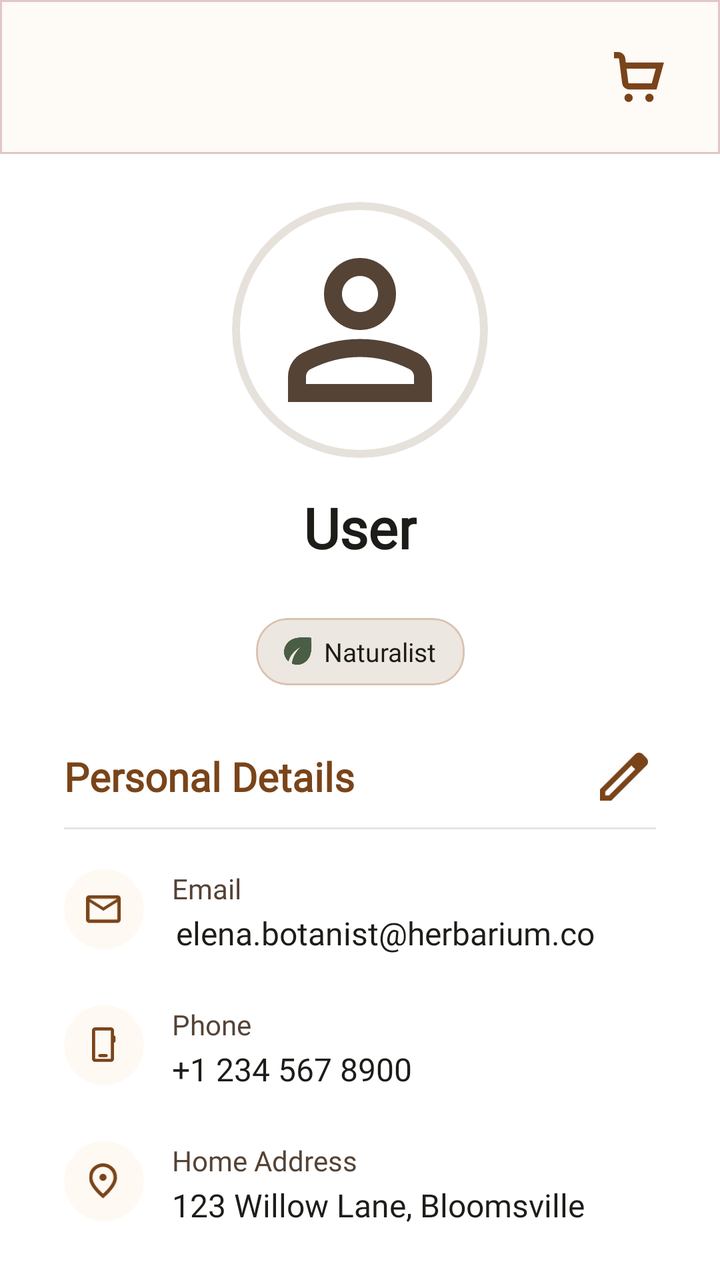
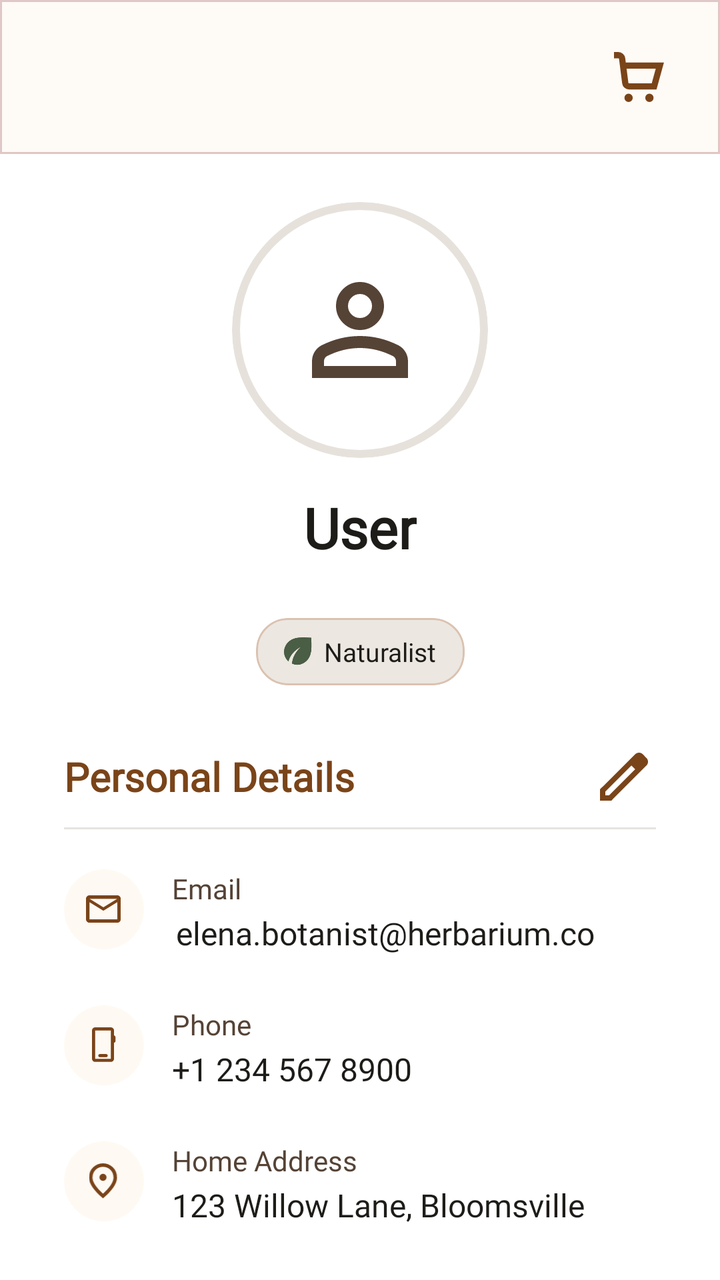

Two renders of the same Android screen: before a commit and after it. Below are the layout's source before the change and the commit's diff.
<!-- AndroidManifest.xml: application theme Theme.PersonalMidterm -->
<!-- res/layout/fragment_profile.xml -->
<?xml version="1.0" encoding="utf-8"?>
<androidx.constraintlayout.widget.ConstraintLayout xmlns:android="http://schemas.android.com/apk/res/android"
    xmlns:app="http://schemas.android.com/apk/res-auto"
    android:layout_width="match_parent"
    android:layout_height="match_parent"
    xmlns:tools="http://schemas.android.com/tools">

    
    <include
        android:id="@+id/header"
        layout="@layout/layout_app_header"
        app:layout_constraintEnd_toEndOf="parent"
        app:layout_constraintStart_toStartOf="parent"
        app:layout_constraintTop_toTopOf="parent" />

    <androidx.core.widget.NestedScrollView
        android:layout_width="0dp"
        android:layout_height="0dp"
        android:fillViewport="true"
        app:layout_constraintTop_toBottomOf="@id/header"
        app:layout_constraintStart_toStartOf="parent"
        app:layout_constraintEnd_toEndOf="parent"
        app:layout_constraintBottom_toBottomOf="parent">

        <androidx.constraintlayout.widget.ConstraintLayout
            android:layout_width="match_parent"
            android:layout_height="wrap_content"
            android:paddingHorizontal="32dp"
            android:paddingBottom="24dp">

            
            <com.google.android.material.card.MaterialCardView
                android:id="@+id/profile_photo_bg"
                android:layout_width="128dp"
                android:layout_height="128dp"
                android:layout_marginTop="24dp"
                app:cardCornerRadius="9999dp"
                app:cardElevation="0dp"
                app:strokeWidth="4dp"
                app:strokeColor="#E6E2DB"
                app:layout_constraintStart_toStartOf="parent"
                app:layout_constraintEnd_toEndOf="parent"
                app:layout_constraintTop_toTopOf="parent">

                <ImageView
                    android:id="@+id/iv_profile_photo"
                    android:layout_width="match_parent"
                    android:layout_height="match_parent"
                    android:scaleType="fitCenter"
                    android:padding="28dp"
                    android:src="@drawable/profile" />

            </com.google.android.material.card.MaterialCardView>

            
            <com.google.android.material.card.MaterialCardView
                android:id="@+id/btn_change_photo"
                android:layout_width="32dp"
                android:layout_height="32dp"
                app:cardCornerRadius="16dp"
                app:cardElevation="2dp"
                app:cardBackgroundColor="@color/theme_brown"
                app:strokeColor="#E6E2DB"
                app:strokeWidth="2dp"
                android:visibility="gone"
                app:layout_constraintEnd_toEndOf="@id/profile_photo_bg"
                app:layout_constraintBottom_toBottomOf="@id/profile_photo_bg"
                tools:visibility="visible">

                <ImageView
                    android:layout_width="16dp"
                    android:layout_height="16dp"
                    android:layout_gravity="center"
                    android:src="@drawable/ic_plus"
                    app:tint="@color/white" />

            </com.google.android.material.card.MaterialCardView>

            
            <TextView
                android:id="@+id/tv_profile_name"
                android:layout_width="wrap_content"
                android:layout_height="wrap_content"
                android:layout_marginTop="16dp"
                android:fontFamily="@font/playfairdisplay_bold"
                android:text="User"
                android:textColor="@color/text_primary"
                android:textSize="28sp"
                android:textStyle="bold"
                app:layout_constraintStart_toStartOf="parent"
                app:layout_constraintEnd_toEndOf="parent"
                app:layout_constraintTop_toBottomOf="@id/profile_photo_bg" />

            <com.google.android.material.textfield.TextInputEditText
                android:id="@+id/et_profile_name"
                android:layout_width="wrap_content"
                android:layout_height="wrap_content"
                android:layout_marginTop="16dp"
                android:background="@drawable/bg_edit_underline"
                android:fontFamily="@font/playfairdisplay_bold"
                android:gravity="center"
                android:hint="Name"
                android:inputType="textPersonName"
                android:paddingHorizontal="8dp"
                android:text="User"
                android:textColor="@color/text_primary"
                android:textColorHint="@color/text_secondary"
                android:textSize="28sp"
                android:textStyle="bold"
                android:visibility="gone"
                app:layout_constraintStart_toStartOf="parent"
                app:layout_constraintEnd_toEndOf="parent"
                app:layout_constraintTop_toBottomOf="@id/profile_photo_bg"
                tools:visibility="visible" />

            <com.google.android.material.card.MaterialCardView
                android:id="@+id/tag_badge_bg"
                android:layout_width="wrap_content"
                android:layout_height="wrap_content"
                android:layout_marginTop="80dp"
                app:cardCornerRadius="16dp"
                app:cardElevation="0dp"
                app:cardBackgroundColor="#ECE7E1"
                app:strokeColor="#DBC2B0"
                app:strokeWidth="1dp"
                app:layout_constraintStart_toStartOf="parent"
                app:layout_constraintEnd_toEndOf="parent"
                app:layout_constraintTop_toBottomOf="@id/profile_photo_bg">

                <LinearLayout
                    android:layout_width="wrap_content"
                    android:layout_height="wrap_content"
                    android:gravity="center_vertical"
                    android:orientation="horizontal"
                    android:paddingHorizontal="14dp"
                    android:paddingVertical="8dp">

                    <ImageView
                        android:id="@+id/iv_tag_icon"
                        android:layout_width="14dp"
                        android:layout_height="14dp"
                        android:src="@drawable/ic_leaf"
                        app:tint="@color/theme_green_badge" />

                    <TextView
                        android:id="@+id/tv_tag_label"
                        android:layout_width="wrap_content"
                        android:layout_height="wrap_content"
                        android:layout_marginStart="6dp"
                        android:fontFamily="@font/manrope_bold"
                        android:text="Naturalist"
                        android:textColor="@color/text_primary"
                        android:textSize="13sp" />

                </LinearLayout>
            </com.google.android.material.card.MaterialCardView>

            
            <TextView
                android:id="@+id/tv_details_title"
                android:layout_width="0dp"
                android:layout_height="wrap_content"
                android:layout_marginTop="32dp"
                android:fontFamily="@font/playfairdisplay_bold"
                android:text="Personal Details"
                android:textColor="@color/theme_brown"
                android:textSize="20sp"
                android:textStyle="bold"
                app:layout_constraintStart_toStartOf="parent"
                app:layout_constraintEnd_toStartOf="@id/btn_edit_details"
                app:layout_constraintTop_toBottomOf="@id/tag_badge_bg" />

            
            <ImageButton
                android:id="@+id/btn_edit_details"
                android:layout_width="32dp"
                android:layout_height="32dp"
                android:background="@android:color/transparent"
                android:src="@drawable/ic_edit_pencil"
                app:tint="@color/theme_brown"
                android:visibility="visible"
                app:layout_constraintEnd_toEndOf="parent"
                app:layout_constraintTop_toTopOf="@id/tv_details_title"
                app:layout_constraintBottom_toBottomOf="@id/tv_details_title" />

            
            <ImageButton
                android:id="@+id/btn_save_details"
                android:layout_width="32dp"
                android:layout_height="32dp"
                android:background="@android:color/transparent"
                android:src="@drawable/ic_check"
                android:visibility="gone"
                android:scaleType="fitCenter"
                app:tint="@color/theme_brown"
                app:layout_constraintEnd_toEndOf="parent"
                app:layout_constraintTop_toTopOf="@id/tv_details_title"
                app:layout_constraintBottom_toBottomOf="@id/tv_details_title" />

            <View
                android:id="@+id/details_divider"
                android:layout_width="0dp"
                android:layout_height="1dp"
                android:layout_marginTop="12dp"
                android:background="@color/divider_light"
                app:layout_constraintStart_toStartOf="parent"
                app:layout_constraintEnd_toEndOf="parent"
                app:layout_constraintTop_toBottomOf="@id/tv_details_title" />

            
            <com.google.android.material.card.MaterialCardView
                android:id="@+id/icon_bg_email"
                android:layout_width="40dp"
                android:layout_height="40dp"
                android:layout_marginTop="20dp"
                app:cardCornerRadius="20dp"
                app:cardElevation="0dp"
                app:cardBackgroundColor="@color/card_cream"
                app:layout_constraintStart_toStartOf="parent"
                app:layout_constraintTop_toBottomOf="@id/details_divider">

                <ImageView
                    android:layout_width="18dp"
                    android:layout_height="18dp"
                    android:layout_gravity="center"
                    android:src="@drawable/ic_mail"
                    app:tint="@color/theme_brown" />

            </com.google.android.material.card.MaterialCardView>

            <TextView
                android:id="@+id/tv_email_label"
                android:layout_width="0dp"
                android:layout_height="wrap_content"
                android:layout_marginStart="14dp"
                android:fontFamily="@font/manrope_bold"
                android:text="Email"
                android:textColor="@color/text_secondary"
                android:textSize="14sp"
                app:layout_constraintStart_toEndOf="@id/icon_bg_email"
                app:layout_constraintEnd_toEndOf="parent"
                app:layout_constraintTop_toTopOf="@id/icon_bg_email" />

            <TextView
                android:id="@+id/tv_email_value"
                android:layout_width="0dp"
                android:layout_height="wrap_content"
                android:layout_marginStart="16dp"
                android:layout_marginTop="2dp"
                android:fontFamily="@font/manrope_regular"
                android:text="elena.botanist@herbarium.co"
                android:textColor="@color/text_primary"
                android:textSize="16sp"
                app:layout_constraintStart_toEndOf="@id/icon_bg_email"
                app:layout_constraintEnd_toEndOf="parent"
                app:layout_constraintTop_toBottomOf="@id/tv_email_label" />

            <com.google.android.material.textfield.TextInputEditText
                android:id="@+id/et_email_value"
                android:layout_width="0dp"
                android:layout_height="wrap_content"
                android:layout_marginStart="16dp"
                android:layout_marginTop="2dp"
                android:background="@drawable/bg_edit_underline"
                android:fontFamily="@font/manrope_regular"
                android:hint="Email"
                android:inputType="textEmailAddress"
                android:padding="0dp"
                android:text="elena.botanist@herbarium.co"
                android:textColor="@color/text_primary"
                android:textColorHint="@color/text_secondary"
                android:textSize="16sp"
                android:visibility="gone"
                app:layout_constraintStart_toEndOf="@id/icon_bg_email"
                app:layout_constraintEnd_toEndOf="parent"
                app:layout_constraintTop_toBottomOf="@id/tv_email_label"
                tools:visibility="visible" />

            
            <com.google.android.material.card.MaterialCardView
                android:id="@+id/icon_bg_phone"
                android:layout_width="40dp"
                android:layout_height="40dp"
                android:layout_marginTop="28dp"
                app:cardCornerRadius="20dp"
                app:cardElevation="0dp"
                app:cardBackgroundColor="@color/card_cream"
                app:layout_constraintStart_toStartOf="parent"
                app:layout_constraintTop_toBottomOf="@id/icon_bg_email">

                <ImageView
                    android:layout_width="18dp"
                    android:layout_height="18dp"
                    android:layout_gravity="center"
                    android:src="@drawable/ic_phone"
                    app:tint="@color/theme_brown" />

            </com.google.android.material.card.MaterialCardView>

            <TextView
                android:id="@+id/tv_phone_label"
                android:layout_width="0dp"
                android:layout_height="wrap_content"
                android:layout_marginStart="14dp"
                android:fontFamily="@font/manrope_bold"
                android:text="Phone"
                android:textColor="@color/text_secondary"
                android:textSize="14sp"
                app:layout_constraintStart_toEndOf="@id/icon_bg_phone"
                app:layout_constraintEnd_toEndOf="parent"
                app:layout_constraintTop_toTopOf="@id/icon_bg_phone" />

            <TextView
                android:id="@+id/tv_phone_value"
                android:layout_width="0dp"
                android:layout_height="wrap_content"
                android:layout_marginStart="14dp"
                android:layout_marginTop="2dp"
                android:fontFamily="@font/manrope_regular"
                android:text="+1 234 567 8900"
                android:textColor="@color/text_primary"
                android:textSize="16sp"
                app:layout_constraintStart_toEndOf="@id/icon_bg_phone"
                app:layout_constraintEnd_toEndOf="parent"
                app:layout_constraintTop_toBottomOf="@id/tv_phone_label" />

            <com.google.android.material.textfield.TextInputEditText
                android:id="@+id/et_phone_value"
                android:layout_width="0dp"
                android:layout_height="wrap_content"
                android:layout_marginStart="14dp"
                android:layout_marginTop="2dp"
                android:background="@drawable/bg_edit_underline"
                android:fontFamily="@font/manrope_regular"
                android:hint="Phone"
                android:inputType="phone"
                android:padding="0dp"
                android:text="+1 234 567 8900"
                android:textColor="@color/text_primary"
                android:textColorHint="@color/text_secondary"
                android:textSize="16sp"
                android:visibility="gone"
                app:layout_constraintStart_toEndOf="@id/icon_bg_phone"
                app:layout_constraintEnd_toEndOf="parent"
                app:layout_constraintTop_toBottomOf="@id/tv_phone_label"
                tools:visibility="visible" />

            
            <com.google.android.material.card.MaterialCardView
                android:id="@+id/icon_bg_address"
                android:layout_width="40dp"
                android:layout_height="40dp"
                android:layout_marginTop="28dp"
                app:cardCornerRadius="20dp"
                app:cardElevation="0dp"
                app:cardBackgroundColor="@color/card_cream"
                app:layout_constraintStart_toStartOf="parent"
                app:layout_constraintTop_toBottomOf="@id/icon_bg_phone"
                app:layout_constraintBottom_toBottomOf="parent"
                app:layout_constraintVertical_bias="0">

                <ImageView
                    android:layout_width="18dp"
                    android:layout_height="18dp"
                    android:layout_gravity="center"
                    android:src="@drawable/ic_pin"
                    app:tint="@color/theme_brown" />

            </com.google.android.material.card.MaterialCardView>

            <TextView
                android:id="@+id/tv_address_label"
                android:layout_width="0dp"
                android:layout_height="wrap_content"
                android:layout_marginStart="14dp"
                android:fontFamily="@font/manrope_bold"
                android:text="Home Address"
                android:textColor="@color/text_secondary"
                android:textSize="14sp"
                app:layout_constraintStart_toEndOf="@id/icon_bg_address"
                app:layout_constraintEnd_toEndOf="parent"
                app:layout_constraintTop_toTopOf="@id/icon_bg_address" />

            <TextView
                android:id="@+id/tv_address_value"
                android:layout_width="0dp"
                android:layout_height="wrap_content"
                android:layout_marginStart="14dp"
                android:layout_marginTop="2dp"
                android:fontFamily="@font/manrope_regular"
                android:text="123 Willow Lane, Bloomsville"
                android:textColor="@color/text_primary"
                android:textSize="16sp"
                app:layout_constraintStart_toEndOf="@id/icon_bg_address"
                app:layout_constraintEnd_toEndOf="parent"
                app:layout_constraintTop_toBottomOf="@id/tv_address_label" />

            <com.google.android.material.textfield.TextInputEditText
                android:id="@+id/et_address_value"
                android:layout_width="0dp"
                android:layout_height="wrap_content"
                android:layout_marginStart="14dp"
                android:layout_marginTop="2dp"
                android:background="@drawable/bg_edit_underline"
                android:fontFamily="@font/manrope_regular"
                android:hint="Home Address"
                android:inputType="textPostalAddress"
                android:padding="0dp"
                android:text="123 Willow Lane, Bloomsville"
                android:textColor="@color/text_primary"
                android:textColorHint="@color/text_secondary"
                android:textSize="16sp"
                android:visibility="gone"
                app:layout_constraintStart_toEndOf="@id/icon_bg_address"
                app:layout_constraintEnd_toEndOf="parent"
                app:layout_constraintTop_toBottomOf="@id/tv_address_label"
                tools:visibility="visible" />

        </androidx.constraintlayout.widget.ConstraintLayout>
    </androidx.core.widget.NestedScrollView>

</androidx.constraintlayout.widget.ConstraintLayout>
<!-- res/layout/layout_app_header.xml (included above) -->
<?xml version="1.0" encoding="utf-8"?>
<androidx.constraintlayout.widget.ConstraintLayout xmlns:android="http://schemas.android.com/apk/res/android"
    xmlns:app="http://schemas.android.com/apk/res-auto"
    android:layout_width="match_parent"
    android:layout_height="wrap_content"
    android:padding="16dp"
    android:background="@drawable/bg_header">

    <ImageView
        android:id="@+id/back_button"
        android:layout_width="wrap_content"
        android:layout_height="wrap_content"
        android:src="@drawable/ic_back_arrow"
        android:visibility="gone"
        app:layout_constraintBottom_toBottomOf="parent"
        app:layout_constraintStart_toStartOf="parent"
        app:layout_constraintTop_toTopOf="parent" />

    <ImageButton
        android:id="@+id/user_avatar"
        android:layout_width="40dp"
        android:layout_height="40dp"
        android:src="@drawable/profile"
        android:scaleType="fitCenter"
        android:padding="8dp"
        android:backgroundTint="@android:color/transparent"
        android:visibility="gone"
        app:layout_constraintBottom_toBottomOf="parent"
        app:layout_constraintStart_toStartOf="parent"
        app:layout_constraintTop_toTopOf="parent" />

    <LinearLayout
        android:id="@+id/greeting_container"
        android:layout_width="wrap_content"
        android:layout_height="wrap_content"
        android:layout_marginStart="12dp"
        android:orientation="vertical"
        android:visibility="gone"
        app:layout_constraintBottom_toBottomOf="parent"
        app:layout_constraintStart_toEndOf="@id/user_avatar"
        app:layout_constraintTop_toTopOf="parent">

        <TextView
            android:id="@+id/greeting_text"
            android:layout_width="wrap_content"
            android:layout_height="wrap_content"
            android:text="Good Morning,"
            android:textColor="@color/theme_brown"
            android:textStyle="bold"
            android:fontFamily="@font/playfairdisplay_bold"
            android:textSize="18sp" />

        <TextView
            android:id="@+id/greeting_subtitle"
            android:layout_width="wrap_content"
            android:layout_height="wrap_content"
            android:text="Ready for your daily brew?"
            android:textSize="12sp"
            android:fontFamily="@font/manrope_regular" />
    </LinearLayout>

    <TextView
        android:id="@+id/screen_title"
        android:layout_width="wrap_content"
        android:layout_height="wrap_content"
        android:textSize="24sp"
        android:textStyle="bold"
        android:text="Menu"
        android:textColor="@color/theme_brown"
        android:fontFamily="@font/playfairdisplay_bold"
        android:visibility="gone"
        app:layout_constraintBottom_toBottomOf="parent"
        app:layout_constraintEnd_toEndOf="parent"
        app:layout_constraintStart_toStartOf="parent"
        app:layout_constraintTop_toTopOf="parent" />


    <ImageButton
        android:id="@+id/cart_icon"
        android:layout_width="wrap_content"
        android:layout_height="wrap_content"
        android:src="@drawable/ic_cart"
        android:scaleType="fitCenter"
        app:tint="@color/theme_brown"
        android:backgroundTint="@android:color/transparent"
        android:visibility="visible"
        app:layout_constraintBottom_toBottomOf="parent"
        app:layout_constraintEnd_toEndOf="parent"
        app:layout_constraintTop_toTopOf="parent"
        />

    <ImageButton
        android:id="@+id/favorite_icon"
        android:layout_width="wrap_content"
        android:layout_height="wrap_content"
        app:tint="@color/theme_brown"
        android:src="@drawable/ic_full_heart"
        android:backgroundTint="@android:color/transparent"
        android:visibility="gone"
        app:layout_constraintBottom_toBottomOf="parent"
        app:layout_constraintEnd_toStartOf="@id/cart_icon"
        app:layout_constraintTop_toTopOf="parent"
        android:layout_marginEnd="4dp"/>

</androidx.constraintlayout.widget.ConstraintLayout>
<!-- resources referenced by this layout -->
<resources>
  <color name="card_cream">#FEF9F2</color>
  <color name="divider_light">#33887364</color>
  <color name="text_primary">#1D1C18</color>
  <color name="text_secondary">#554336</color>
  <color name="theme_brown">#7A4419</color>
  <color name="theme_green_badge">#4A5D45</color>
  <color name="white">#FFFFFFFF</color>
  <!-- drawable bg_edit_underline (drawable) -->
  <layer-list xmlns:android="http://schemas.android.com/apk/res/android">
      <item android:top="-2dp" android:left="-2dp" android:right="-2dp">
          <shape android:shape="rectangle">
              <solid android:color="@android:color/transparent" />
              <stroke android:width="1dp" android:color="@color/theme_brown" />
          </shape>
      </item>
  </layer-list>
  <!-- drawable bg_header (drawable) -->
  <shape xmlns:android="http://schemas.android.com/apk/res/android">
      <solid android:color="#FEFAF5" />
      <stroke android:color="#519F5255"/>
      <stroke android:width="1dp"/>
  </shape>
  <!-- drawable ic_back_arrow (drawable) -->
  <vector xmlns:android="http://schemas.android.com/apk/res/android"
      android:width="16dp"
      android:height="16dp"
      android:viewportWidth="16"
      android:viewportHeight="16">
    <path
        android:pathData="M3.825,9L9.425,14.6L8,16L0,8L8,0L9.425,1.4L3.825,7H16V9H3.825Z"
        android:fillColor="#8D4B00"/>
  </vector>
  <!-- drawable ic_cart (drawable) -->
  <vector xmlns:android="http://schemas.android.com/apk/res/android"
      android:width="25dp"
      android:height="25dp"
      android:viewportWidth="24"
      android:viewportHeight="24">
    <path
        android:fillColor="#FF000000"
        android:pathData="M7,22m-2,0a2,2 0,1 1,4 0a2,2 0,1 1,-4 0"/>
    <path
        android:fillColor="#FF000000"
        android:pathData="M17,22m-2,0a2,2 0,1 1,4 0a2,2 0,1 1,-4 0"/>
    <path
        android:fillColor="#FF000000"
        android:pathData="M5.654,5 L5.391,2.938A3.328,3.328 0,0 0,2.087 0H0V3H2.087a0.331,0.331 0,0 1,0.326 0.3l1.5,11.759A3.327,3.327 0,0 0,7.217 18H20.4L23.974,5ZM18.112,15H7.217a0.329,0.329 0,0 1,-0.325 -0.3L6.037,8h14Z"/>
  </vector>
  <!-- drawable ic_check (drawable) -->
  <vector xmlns:android="http://schemas.android.com/apk/res/android"
      android:width="57dp"
      android:height="43dp"
      android:viewportWidth="57"
      android:viewportHeight="43">
    <path
        android:pathData="M21.25,42.25L56.5,7L49.5,0L21.25,28.25L7,14L0,21L21.25,42.25Z"
        android:fillColor="#ffffff"/>
  </vector>
  <!-- drawable ic_full_heart (drawable) -->
  <vector xmlns:android="http://schemas.android.com/apk/res/android"
      android:width="24dp"
      android:height="24dp"
      android:viewportWidth="24"
      android:viewportHeight="24">
    <path
        android:fillColor="#FF000000"
        android:pathData="M17.5,0.917a6.4,6.4 0,0 0,-5.5 3.3A6.4,6.4 0,0 0,6.5 0.917,6.8 6.8,0 0,0 0,7.967c0,6.775 10.956,14.6 11.422,14.932l0.578,0.409 0.578,-0.409C13.044,22.569 24,14.742 24,7.967A6.8,6.8 0,0 0,17.5 0.917Z"/>
  </vector>
  <!-- drawable ic_plus (drawable) -->
  <vector xmlns:android="http://schemas.android.com/apk/res/android"
      android:width="11dp"
      android:height="11dp"
      android:viewportWidth="11"
      android:viewportHeight="11">
    <path
        android:pathData="M4.5,6H0V4.5H4.5V0H6V4.5H10.5V6H6V10.5H4.5V6Z"
        android:fillColor="#8D4B00"/>
  </vector>
  <style name="Theme.PersonalMidterm" parent="Theme.MaterialComponents.DayNight.NoActionBar">
          <item name="android:textColorPrimary">@color/text_primary</item>
          <item name="android:textColorSecondary">@color/text_primary</item>
          
          <item name="android:statusBarColor">?attr/colorPrimaryVariant</item>
          
      </style>
  <!-- unchanged entries left out for length: 6 -->
</resources>

<!-- the commit's change to res/layout/fragment_profile.xml (unified diff, before → after) -->
@@ -17,6 +17,8 @@
         android:layout_width="0dp"
         android:layout_height="0dp"
         android:fillViewport="true"
+        android:paddingBottom="100dp"
+        android:clipToPadding="false"
         app:layout_constraintTop_toBottomOf="@id/header"
         app:layout_constraintStart_toStartOf="parent"
         app:layout_constraintEnd_toEndOf="parent"
@@ -47,7 +49,7 @@
                     android:layout_width="match_parent"
                     android:layout_height="match_parent"
                     android:scaleType="fitCenter"
-                    android:padding="28dp"
+                    android:padding="40dp"
                     android:src="@drawable/profile" />
 
             </com.google.android.material.card.MaterialCardView>
